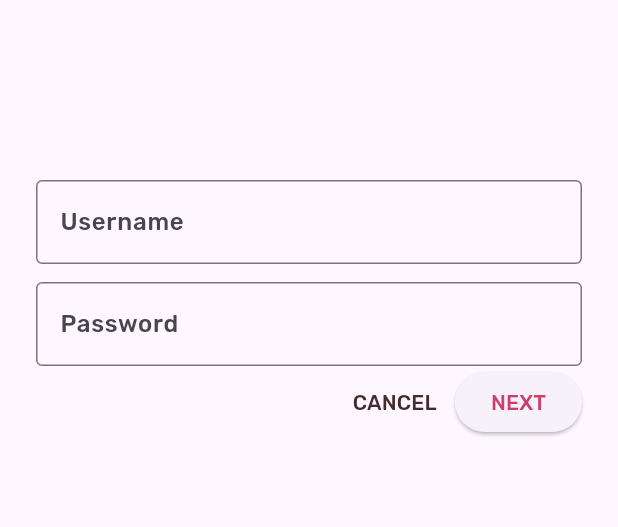
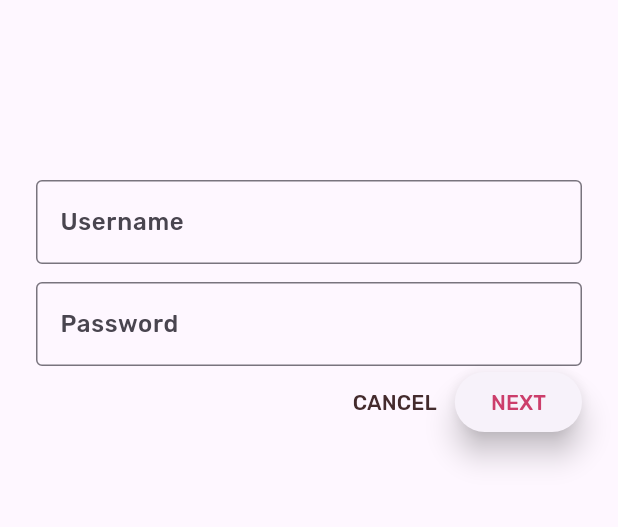
Before and after one commit to rezanagita/2200016080_RezaNagita, a Flutter app: the screen it shows after launch, on a phone screen of 412 x 824 dp, the part 243-770 px from its top. Run offline on Flutter 3.47's test engine with Material 3 defaults, Android fonts, the phone set to English and light mode, and no system bars.

Commit message:
menyesuaikan ketinggian

```diff
--- a/material-components-flutter-codelabs-101-starter/mdc_100_series/lib/home.dart
+++ b/material-components-flutter-codelabs-101-starter/mdc_100_series/lib/home.dart
@@ -22,6 +22,7 @@ class HomePage extends StatelessWidget {
       return Card(
         clipBehavior: Clip.antiAlias,
         // TODO: Adjust card heights (103)
+        elevation: 0.0,
         child: Column(
           // TODO: Center items on the card (103)
           crossAxisAlignment: CrossAxisAlignment.start,
--- a/material-components-flutter-codelabs-101-starter/mdc_100_series/lib/login.dart
+++ b/material-components-flutter-codelabs-101-starter/mdc_100_series/lib/login.dart
@@ -76,6 +76,9 @@ class _LoginPageState extends State<LoginPage> {
                     // TODO: Show the next page (101)
                     Navigator.pop(context);
                   },
+                  style: ElevatedButton.styleFrom(
+                    elevation: 8.0,
+                  ),
                 ),
               ],
             ),
```
